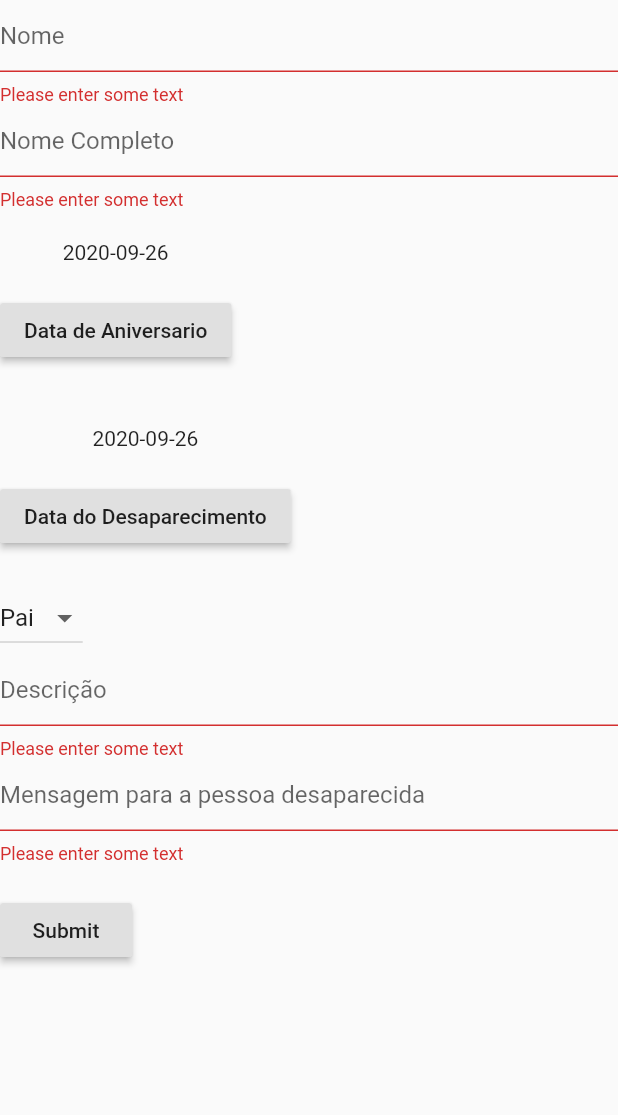
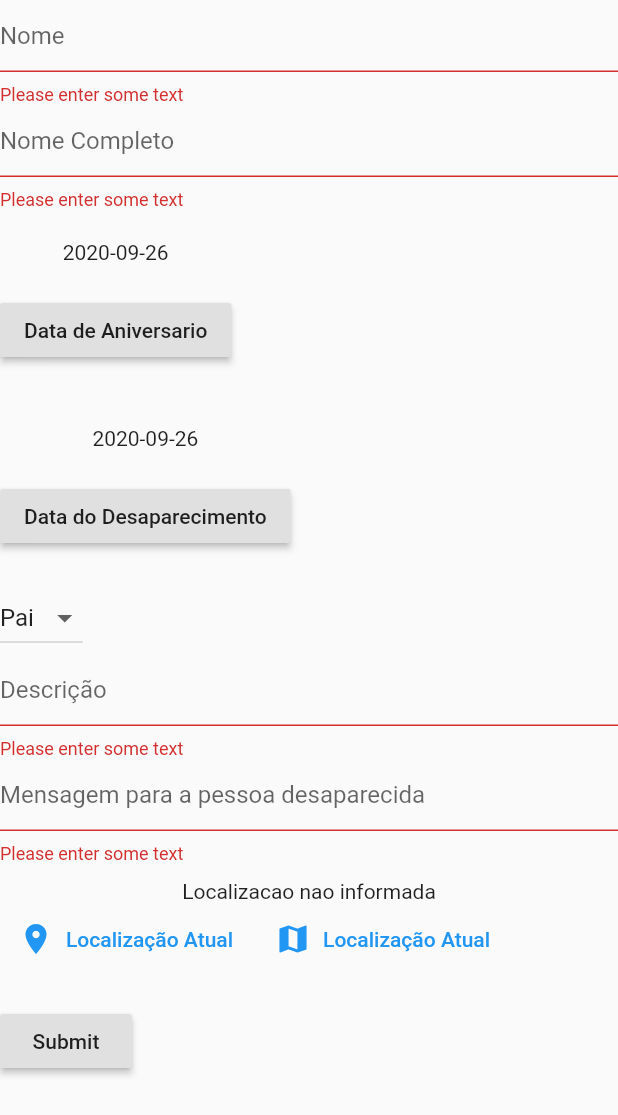
Before and after one commit to joaofavara/missing-finder-flutter, a Flutter app: the FormularioComponent widget shown alone on an empty page, opened directly, after a tap on "Submit", on a phone screen of 412 x 824 dp. Shown: the top 1115 px of the screen. Run offline on Flutter 3.47's test engine with Material 2 defaults, Android fonts, the phone set to English and light mode, and no system bars; our stand-ins replace location.

Commit message:
feat: adicionar sistema de localização do google

```diff
--- a/lib/screen/formulario.dart
+++ b/lib/screen/formulario.dart
@@ -3,6 +3,7 @@ import 'dart:convert';
 import 'package:flutter/material.dart';
 import 'package:http/http.dart' as http;
 import 'package:intl/intl.dart';
+import 'package:location/location.dart';
 
 
 /// This Widget is the main application widget.
@@ -50,7 +51,21 @@ class _FormularioComponent extends State<FormularioComponent> {
   String nomeCompleto = '';
   String descricao = '';
   String mensagem = '';
+  String _previewImageUrl;
+  var longitude = '';
+  var latitude = '';
 
+  Future<void> _getCurrentUserLocation() async {
+    final locData = await Location().getLocation();
+    latitude = locData.latitude as String;
+    longitude = locData.longitude as String;
+
+    final staticMapImageUrl = 'https://maps.googleapis.com/maps/api/staticmap?center=$latitude,$longitude&zoom=13&size=600x300&maptype=roadmap&markers=color:blue%7Clabel:S%7C$latitude,$longitude&key=?';
+
+    setState(() {
+      _previewImageUrl = staticMapImageUrl;
+    });
+  }
 
   Future<void> _dataDoDesaparecimento(BuildContext context) async {
     final DateTime picked = await showDatePicker(
@@ -177,21 +192,40 @@ class _FormularioComponent extends State<FormularioComponent> {
                     return null;
                   }
                 ),
+                SizedBox(height: 10),
+                Column(
+                  children: <Widget>[
+                    Container(
+                      child: _previewImageUrl == null ? Text('Localizacao nao informada') :
+                      Image.network(
+                        _previewImageUrl,
+                      ),
+                    ),
+                    Row(
+                      children: [
+                        FlatButton.icon(
+                          onPressed: _getCurrentUserLocation,
+                          icon: Icon(Icons.location_on),
+                          label: Text('Localização Atual'),
+                          textColor: Theme.of(context).primaryColor,
+                        ),
+                         FlatButton.icon(
+                          onPressed: null,
+                          icon: Icon(Icons.map),
+                          label: Text('Localização Atual'),
+                          textColor: Theme.of(context).primaryColor,
+                        )
+                      ],
+                    )
+                  ],
+                ),
                 Padding(
                   padding: const EdgeInsets.symmetric(vertical: 20.0),
                   child: RaisedButton(
                     onPressed: () async {
-
                       // Validate will return true if the form is valid, or false if
                       // the form is invalid.
                       if (_formKey.currentState.validate()) {
-                        print("Nome $nome");
-                        print("Completo $nomeCompleto");
-                        print("Descrição $descricao");
-                        print("Mensagem $mensagem");
-                        print(parentescos[parentesco]);
-                        print("Data $dataDoDesaparecimento");
-                        print("Data $dataDeAniversario");
                         const url = 'http://10.0.2.2:5000/api/people/missed';
                         var body = {
                               "nome": nome,
@@ -201,10 +235,9 @@ class _FormularioComponent extends State<FormularioComponent> {
                               "mensagem_de_aviso": descricao,
                               "mensagem_para_desaparecido": mensagem,
                               "endereco": {
-                                  "rua": "rua",
-                                  "numero": 1,
-                                  "lat": 123,
-                                  "long": 123
+                                  "imageUrl": _previewImageUrl,
+                                  "lat": latitude,
+                                  "long": longitude
                               },
                               "usuario_id": 1
                           };
--- a/pubspec.yaml
+++ b/pubspec.yaml
@@ -25,6 +25,7 @@ dependencies:
     sdk: flutter
   http: ^0.12.1
   intl: ^0.16.1
+  location: ^3.0.2
 
   # The following adds the Cupertino Icons font to your application.
   # Use with the CupertinoIcons class for iOS style icons.
```
Also changed, not shown: pubspec.lock, 1 other file.
